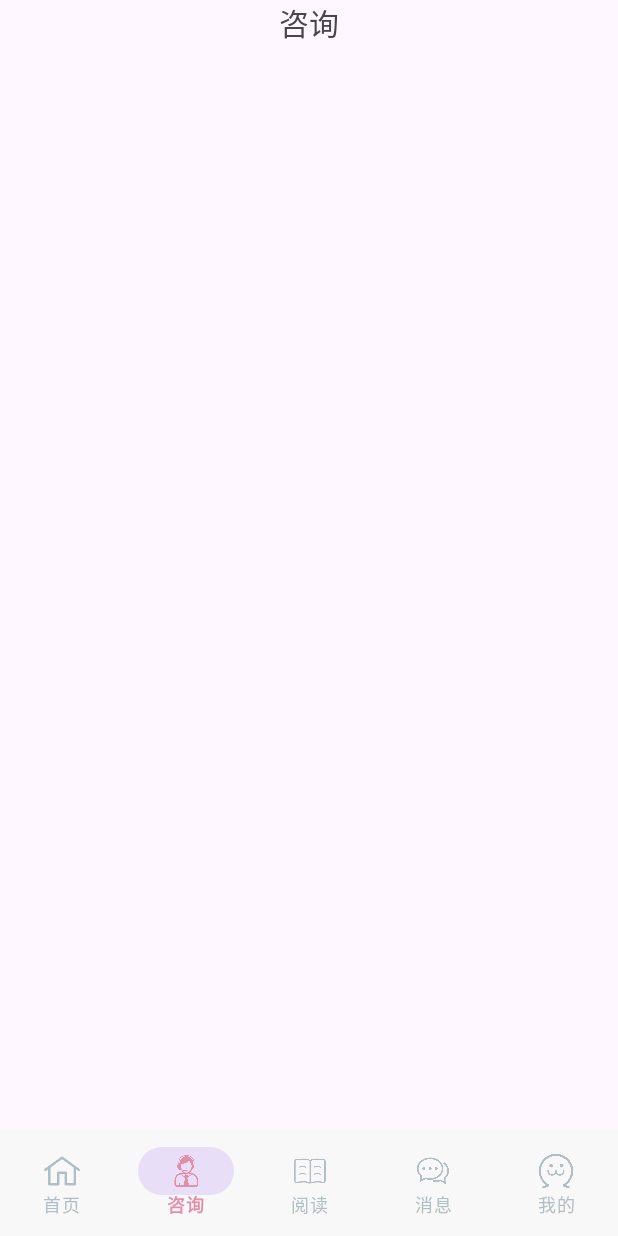
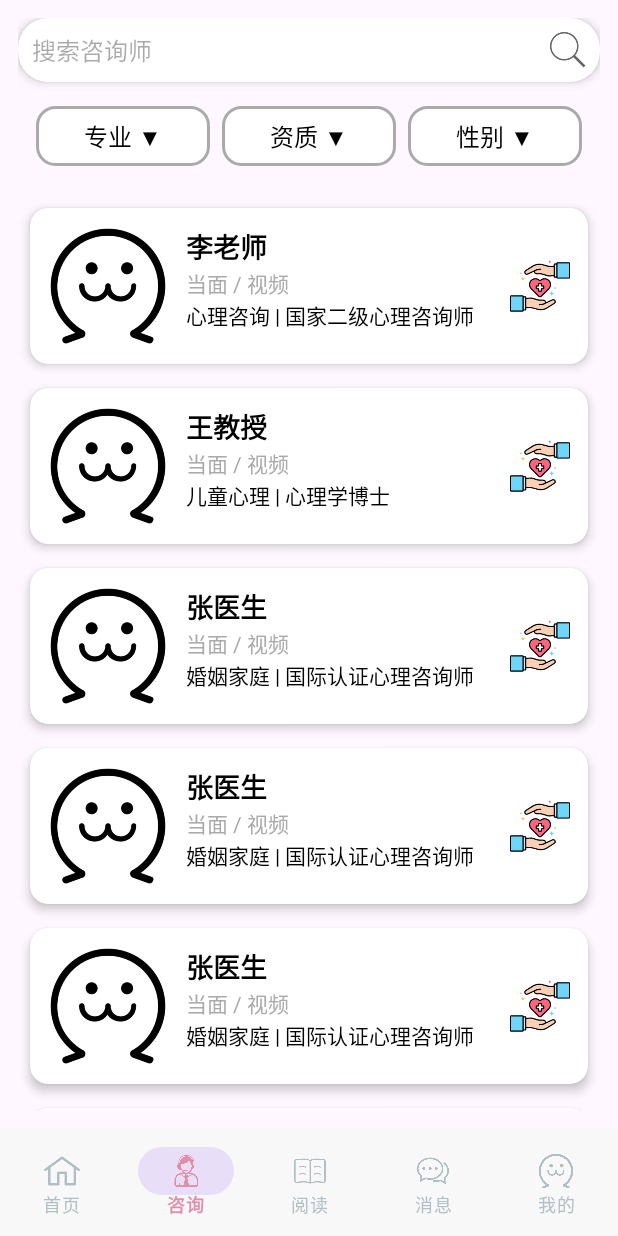
Before and after one commit to lcx1230/MyApplication, an Android app: the HomeActivity screen opened directly, with no data from a screen before it, item 2 of the bottom bar chosen, on a phone screen of 412 x 824 dp. Run offline under Robolectric (Android 15) with nearby library versions, the phone set to English and light mode, and no system bars; pictures from the network do not load.

Commit message:
咨询师界面

```diff
--- /dev/null
+++ b/app/src/main/java/com/example/myapplication/adapter/CounselorAdapter.java
@@ -0,0 +1,70 @@
+package com.example.myapplication.adapter;
+
+import android.content.Context;
+import android.view.LayoutInflater;
+import android.view.View;
+import android.view.ViewGroup;
+import android.widget.Button;
+import android.widget.ImageView;
+import android.widget.TextView;
+import androidx.annotation.NonNull;
+import androidx.recyclerview.widget.RecyclerView;
+import com.bumptech.glide.Glide;
+import com.example.myapplication.R;
+import com.example.myapplication.model.Counselor;
+import java.util.List;
+
+public class CounselorAdapter extends RecyclerView.Adapter<CounselorAdapter.CounselorViewHolder> {
+
+    private final Context context;
+    private final List<Counselor> counselorList;
+
+    public CounselorAdapter(Context context, List<Counselor> counselorList) {
+        this.context = context;
+        this.counselorList = counselorList;
+    }
+
+    @NonNull
+    @Override
+    public CounselorViewHolder onCreateViewHolder(@NonNull ViewGroup parent, int viewType) {
+        View view = LayoutInflater.from(context).inflate(R.layout.item_counselor, parent, false);
+        return new CounselorViewHolder(view);
+    }
+
+    @Override
+    public void onBindViewHolder(@NonNull CounselorViewHolder holder, int position) {
+        Counselor counselor = counselorList.get(position);
+
+        holder.counselorName.setText(counselor.getName());
+        holder.counselorServiceType.setText("当面 / 视频");
+        holder.counselorDetails.setText(counselor.getSpecialization() + " | " + counselor.getQualifications());
+
+        // 加载头像
+        Glide.with(context).load(counselor.getAvatarUrl()).placeholder(R.drawable.profile).into(holder.counselorAvatar);
+
+        // 预约按钮点击事件
+        holder.appointmentButton.setOnClickListener(v -> {
+            // 这里可以实现预约逻辑，比如跳转到预约详情页
+        });
+    }
+
+    @Override
+    public int getItemCount() {
+        return counselorList.size();
+    }
+
+    static class CounselorViewHolder extends RecyclerView.ViewHolder {
+        ImageView counselorAvatar;
+        TextView counselorName, counselorServiceType, counselorDetails;
+        ImageView appointmentButton;
+
+        public CounselorViewHolder(@NonNull View itemView) {
+            super(itemView);
+            counselorAvatar = itemView.findViewById(R.id.counselorAvatar);
+            counselorName = itemView.findViewById(R.id.counselorName);
+            counselorServiceType = itemView.findViewById(R.id.counselorServiceType);
+            counselorDetails = itemView.findViewById(R.id.counselorDetails);
+            appointmentButton = itemView.findViewById(R.id.appointmentButton);
+        }
+    }
+}
--- a/app/src/main/java/com/example/myapplication/home/ConsultationFragment.java
+++ b/app/src/main/java/com/example/myapplication/home/ConsultationFragment.java
@@ -17,6 +17,6 @@ public class ConsultationFragment extends Fragment {
     public View onCreateView(LayoutInflater inflater, ViewGroup container,
                              Bundle savedInstanceState) {
         // 加载布局文件
-        return inflater.inflate(R.layout.fragment_consultation, container, false);
+        return inflater.inflate(R.layout.fragment_counselor, container, false);
     }
 }
--- /dev/null
+++ b/app/src/main/java/com/example/myapplication/home/CounselorFragment.java
@@ -0,0 +1,85 @@
+package com.example.myapplication.home;
+
+import android.os.Bundle;
+import android.view.LayoutInflater;
+import android.view.View;
+import android.view.ViewGroup;
+import android.widget.TextView;
+import androidx.annotation.NonNull;
+import androidx.annotation.Nullable;
+import androidx.fragment.app.Fragment;
+import androidx.recyclerview.widget.LinearLayoutManager;
+import androidx.recyclerview.widget.RecyclerView;
+import com.example.myapplication.R;
+import com.example.myapplication.adapter.CounselorAdapter;
+import com.example.myapplication.model.Counselor;
+import java.util.ArrayList;
+import java.util.List;
+
+public class CounselorFragment extends Fragment {
+
+    private RecyclerView recyclerView;
+    private CounselorAdapter adapter;
+    private List<Counselor> counselorList;
+
+    private TextView tvSpecialization, tvQualification, tvGender;
+
+    private final String[] specializations = {"全部", "心理咨询", "儿童心理", "婚姻家庭", "职场心理", "学生心理"};
+    private final String[] qualifications = {"全部", "国家二级", "国家三级", "国际认证", "心理学博士", "资深导师"};
+    private final String[] genders = {"全部", "男", "女", "其他", "不限"};
+
+    @Nullable
+    @Override
+    public View onCreateView(@NonNull LayoutInflater inflater, @Nullable ViewGroup container, @Nullable Bundle savedInstanceState) {
+        View view = inflater.inflate(R.layout.fragment_counselor, container, false);
+
+        // 初始化筛选项
+        tvSpecialization = view.findViewById(R.id.tvSpecialization);
+        tvQualification = view.findViewById(R.id.tvQualification);
+        tvGender = view.findViewById(R.id.tvGender);
+
+        setupDropdown(tvSpecialization, specializations);
+        setupDropdown(tvQualification, qualifications);
+        setupDropdown(tvGender, genders);
+
+        // 初始化 RecyclerView
+        recyclerView = view.findViewById(R.id.recyclerView);
+        recyclerView.setLayoutManager(new LinearLayoutManager(getContext()));
+
+        // 加载默认数据
+        counselorList = getDefaultCounselors();
+        adapter = new CounselorAdapter(getContext(), counselorList);
+        recyclerView.setAdapter(adapter);
+
+        return view;
+    }
+
+    // 绑定下拉适配器
+    private void setupDropdown(TextView textView, String[] items) {
+        textView.setOnClickListener(v -> {
+            androidx.appcompat.widget.PopupMenu popupMenu = new androidx.appcompat.widget.PopupMenu(getContext(), v);
+            for (String item : items) {
+                popupMenu.getMenu().add(item);
+            }
+            popupMenu.setOnMenuItemClickListener(menuItem -> {
+                textView.setText(menuItem.getTitle());
+                return true;
+            });
+            popupMenu.show();
+        });
+    }
+
+    // 默认数据（保证后续可动态加载数据库数据）
+    private List<Counselor> getDefaultCounselors() {
+        List<Counselor> list = new ArrayList<>();
+        list.add(new Counselor(1, "李老师", "男", "国家二级心理咨询师", "心理咨询", "https://example.com/avatar1.jpg", "可预约"));
+        list.add(new Counselor(2, "王教授", "女", "心理学博士", "儿童心理", "https://example.com/avatar2.jpg", "可预约"));
+        list.add(new Counselor(3, "张医生", "男", "国际认证心理咨询师", "婚姻家庭", "https://example.com/avatar3.jpg", "可预约"));
+        list.add(new Counselor(4, "张医生", "男", "国际认证心理咨询师", "婚姻家庭", "https://example.com/avatar3.jpg", "可预约"));
+        list.add(new Counselor(5, "张医生", "男", "国际认证心理咨询师", "婚姻家庭", "https://example.com/avatar3.jpg", "可预约"));
+        list.add(new Counselor(6, "张医生", "男", "国际认证心理咨询师", "婚姻家庭", "https://example.com/avatar3.jpg", "可预约"));
+        list.add(new Counselor(7, "张医生", "男", "国际认证心理咨询师", "婚姻家庭", "https://example.com/avatar3.jpg", "可预约"));
+        list.add(new Counselor(8, "张医生", "男", "国际认证心理咨询师", "婚姻家庭", "https://example.com/avatar3.jpg", "可预约"));
+        return list;
+    }
+}
--- a/app/src/main/java/com/example/myapplication/home/HomeActivity.java
+++ b/app/src/main/java/com/example/myapplication/home/HomeActivity.java
@@ -32,7 +32,7 @@ public class HomeActivity extends AppCompatActivity implements HomeFragment.OnDa
                 loadFragment(new HomeFragment());
                 return true;
             } else if (item.getItemId() == R.id.nav_consultation) {
-                loadFragment(new ConsultationFragment());
+                loadFragment(new CounselorFragment());
                 return true;
             } else if (item.getItemId() == R.id.nav_reading) {
                 loadFragment(new ReadingFragment());
--- a/app/src/main/java/com/example/myapplication/home/HomeFragment.java
+++ b/app/src/main/java/com/example/myapplication/home/HomeFragment.java
@@ -17,6 +17,7 @@ import com.example.myapplication.R;
 import com.example.myapplication.adapter.HomeArticleAdapter;
 import com.example.myapplication.adapter.ImagePagerAdapter;
 import com.example.myapplication.model.HomeArticle;
+import com.example.myapplication.utils.WebScraperHelper;
 
 import java.util.ArrayList;
 import java.util.List;
@@ -66,13 +67,19 @@ public class HomeFragment extends Fragment {
         viewPager = view.findViewById(R.id.viewPager);
         dotsLayout = view.findViewById(R.id.dotsLayout);
 
-        // 滑动设置适配器
+        //初始化滑动设置适配器
         ImagePagerAdapter adapter = new ImagePagerAdapter(requireContext(), extendedImageResIds);
         viewPager.setAdapter(adapter);
         viewPager.setCurrentItem(currentPage, false); // 设置当前显示为真实的第一张
-        //recyclerView适配器
+
+        // ✅ 确保 `articleList` 不是 null
+        articleList = new ArrayList<>();
+
+        //初始化recyclerView适配器
         recyclerView = view.findViewById(R.id.recyclerView);
         recyclerView.setLayoutManager(new LinearLayoutManager(getContext()));
+        articleAdapter = new HomeArticleAdapter(getContext(), articleList);
+        recyclerView.setAdapter(articleAdapter);
         // 初始化指示点
         setupDots();
         // 监听 ViewPager 滑动事件，更新指示点状态 + 无限循环
@@ -99,15 +106,22 @@ public class HomeFragment extends Fragment {
         });
         // 启动自动轮播
         startAutoSlide();
-        // 模拟网络爬取的数据（实际开发请替换为真实数据）
-        articleList = new ArrayList<>();
-        articleList.add(new HomeArticle("心理学效应", "https://www.xinli001.com/info/100498097",
-                "https://ossimg.xinli001.com/20241230/15011fcd2a26a32dee08f9ea3cf2bd06.jpeg!120x120",
-                "阿伦森效应...", "科普", "2024-12-30", "#人类行为研究"));
+//        // 模拟网络爬取的数据（实际开发请替换为真实数据）
+//        articleList = new ArrayList<>();
+//        articleList.add(new HomeArticle("心理学效应", "https://www.xinli001.com/info/100498097",
+//                "https://ossimg.xinli001.com/20241230/15011fcd2a26a32dee08f9ea3cf2bd06.jpeg!120x120",
+//                "阿伦森效应...", "科普", "2024-12-30", "#人类行为研究"));
+        // 调用爬取方法
+        WebScraperHelper.fetchArticles(5, this::updateRecyclerView);
 
-        articleAdapter = new HomeArticleAdapter(getContext(), articleList);
-        recyclerView.setAdapter(articleAdapter);
+
         return view;
+    }
+    // 更新 RecyclerView
+    private void updateRecyclerView(List<HomeArticle> newArticles) {
+        articleList.clear();
+        articleList.addAll(newArticles);
+        articleAdapter.notifyDataSetChanged();
     }
 
     private void setupDots() {
--- /dev/null
+++ b/app/src/main/java/com/example/myapplication/utils/WebScraperHelper.java
@@ -0,0 +1,40 @@
+package com.example.myapplication.utils;
+
+import android.os.Handler;
+import android.util.Log;
+import com.example.myapplication.model.HomeArticle;
+import java.util.ArrayList;
+import java.util.List;
+
+public class WebScraperHelper {
+    private static final String TAG = "WebScraperHelper";
+    private static final Handler handler = new Handler();
+
+    // 定义回调接口
+    public interface ArticleCallback {
+        void onArticlesFetched(List<HomeArticle> articles);
+    }
+
+    // 统一爬取方法
+    public static void fetchArticles(int maxPages, ArticleCallback callback) {
+        new Thread(() -> {
+            List<HomeArticle> homeArticles = new ArrayList<>();
+            for (int i = 1; i <= maxPages; i++) {
+                String url = "https://www.xinli001.com/info?page=" + i;
+                Log.d(TAG, "正在爬取页面: " + url);
+                List<WebScraper.Article> articles = WebScraper.getArticles(url);
+
+                if (articles != null) {
+                    for (WebScraper.Article article : articles) {
+                        homeArticles.add(new HomeArticle(
+                                article.title, article.url, article.imageUrl,
+                                article.description, article.author, article.date, article.category
+                        ));
+                    }
+                }
+            }
+            // 回到主线程更新 UI
+            handler.post(() -> callback.onArticlesFetched(homeArticles));
+        }).start();
+    }
+}
--- /dev/null
+++ b/app/src/main/res/drawable/filter_button_bg.xml
@@ -0,0 +1,7 @@
+<?xml version="1.0" encoding="utf-8"?>
+<shape xmlns:android="http://schemas.android.com/apk/res/android"
+    android:shape="rectangle">
+    <corners android:radius="12dp"/>
+    <solid android:color="@android:color/white"/>
+    <stroke android:width="2dp" android:color="@android:color/darker_gray"/>
+</shape>
--- a/app/src/main/res/layout/fragment_consultation.xml
+++ /dev/null
@@ -1,20 +0,0 @@
-<?xml version="1.0" encoding="utf-8"?>
-<androidx.constraintlayout.widget.ConstraintLayout xmlns:android="http://schemas.android.com/apk/res/android"
-    xmlns:app="http://schemas.android.com/apk/res-auto"
-    xmlns:tools="http://schemas.android.com/tools"
-    android:layout_width="match_parent"
-    android:layout_height="match_parent"
-    tools:context=".home.ConsultationFragment">
-
-    <TextView
-        android:id="@+id/tv_consultation"
-        android:layout_width="wrap_content"
-        android:layout_height="wrap_content"
-        android:text="咨询"
-        android:textSize="20dp"
-
-        app:layout_constraintTop_toTopOf="parent"
-        app:layout_constraintStart_toStartOf="parent"
-        app:layout_constraintEnd_toEndOf="parent" />
-
-</androidx.constraintlayout.widget.ConstraintLayout>
--- /dev/null
+++ b/app/src/main/res/layout/fragment_counselor.xml
@@ -0,0 +1,99 @@
+<?xml version="1.0" encoding="utf-8"?>
+<LinearLayout xmlns:android="http://schemas.android.com/apk/res/android"
+    xmlns:app="http://schemas.android.com/apk/res-auto"
+    android:layout_width="match_parent"
+    android:layout_height="match_parent"
+    android:orientation="vertical"
+    android:padding="12dp">
+
+    <!-- 搜索框，使用 CardView 让搜索框更美观 -->
+    <androidx.cardview.widget.CardView
+        android:layout_width="match_parent"
+        android:layout_height="wrap_content"
+        app:cardCornerRadius="20dp"
+        app:cardElevation="4dp"
+        android:layout_marginBottom="8dp">
+        <LinearLayout
+            android:layout_width="match_parent"
+            android:layout_height="wrap_content"
+            android:orientation="horizontal"
+            android:gravity="center_vertical"
+            android:padding="1dp">
+
+            <EditText
+                android:id="@+id/searchEditText"
+                android:layout_width="0dp"
+                android:layout_weight="1"
+                android:layout_height="wrap_content"
+                android:hint="搜索咨询师"
+                android:padding="8dp"
+                android:textSize="16sp"
+                android:background="@android:color/transparent"/>
+
+            <ImageView
+                android:id="@+id/searchIcon"
+                android:layout_width="40dp"
+                android:layout_height="40dp"
+                android:src="@drawable/search"
+                android:padding="8dp"/>
+        </LinearLayout>
+    </androidx.cardview.widget.CardView>
+
+    <!-- 筛选功能（横向排列） -->
+    <LinearLayout
+        android:layout_width="match_parent"
+        android:layout_height="wrap_content"
+        android:orientation="horizontal"
+        android:gravity="center"
+        android:padding="8dp">
+
+        <!-- 专业筛选 -->
+        <TextView
+            android:id="@+id/tvSpecialization"
+            android:layout_width="0dp"
+            android:layout_weight="1"
+            android:layout_height="wrap_content"
+            android:text="专业 ▼"
+            android:textSize="16sp"
+            android:gravity="center"
+            android:padding="8dp"
+            android:textColor="@android:color/black"
+            android:layout_marginHorizontal="4dp"
+            android:background="@drawable/filter_button_bg"/>
+
+        <!-- 资质筛选 -->
+        <TextView
+            android:id="@+id/tvQualification"
+            android:layout_width="0dp"
+            android:layout_weight="1"
+            android:layout_height="wrap_content"
+            android:text="资质 ▼"
+            android:textSize="16sp"
+            android:gravity="center"
+            android:padding="8dp"
+            android:textColor="@android:color/black"
+            android:layout_marginHorizontal="4dp"
+            android:background="@drawable/filter_button_bg"/>
+
+        <!-- 性别筛选 -->
+        <TextView
+            android:id="@+id/tvGender"
+            android:layout_width="0dp"
+            android:layout_weight="1"
+            android:layout_height="wrap_content"
+            android:text="性别 ▼"
+            android:textSize="16sp"
+            android:gravity="center"
+            android:padding="8dp"
+            android:textColor="@android:color/black"
+            android:layout_marginHorizontal="4dp"
+            android:background="@drawable/filter_button_bg"/>
+    </LinearLayout>
+
+    <!-- 咨询师列表 -->
+    <androidx.recyclerview.widget.RecyclerView
+        android:id="@+id/recyclerView"
+        android:layout_width="match_parent"
+        android:layout_height="match_parent"
+        android:layout_marginTop="12dp"/>
+</LinearLayout>
--- a/app/src/main/res/layout/fragment_home.xml
+++ b/app/src/main/res/layout/fragment_home.xml
@@ -4,30 +4,19 @@
     android:layout_width="match_parent"
     android:layout_height="match_parent"
     android:orientation="vertical"
-    android:padding="16dp">
-
-    <!-- 首页标题 -->
-    <TextView
-        android:id="@+id/tv_messages"
-        android:layout_width="wrap_content"
-        android:layout_height="wrap_content"
-        android:text="首页"
-        android:textSize="20sp"
-        android:textStyle="bold"
-        android:layout_gravity="center_horizontal"
-        android:paddingBottom="16dp"/>
+    android:padding="12dp"> <!-- 适当减少 padding，让内容更靠上 -->
 
     <!-- 搜索框 -->
     <LinearLayout
         android:layout_width="match_parent"
         android:layout_height="wrap_content"
         android:orientation="horizontal"
-        android:gravity="center_vertical">
+        android:gravity="center_vertical"
+        android:paddingBottom="8dp"> <!-- 适当调整间距 -->
 
         <TextView
             android:layout_width="wrap_content"
             android:layout_height="wrap_content"
-
             android:text="江大心语"
             android:textSize="20dp"
             android:textStyle="bold"
@@ -51,21 +40,20 @@
             android:padding="8dp"/>
     </LinearLayout>
 
-    <!-- 心理测试卡片 -->
-    <!-- 心理测试 & 即时预约 卡片容器 -->
+    <!-- 心理测试 & 即时预约 卡片 -->
     <LinearLayout
         android:layout_width="match_parent"
         android:layout_height="wrap_content"
         android:orientation="horizontal"
-        android:layout_marginTop="16dp"
+        android:layout_marginTop="12dp"
         android:weightSum="2">
 
         <!-- 心理测试 卡片 -->
         <androidx.cardview.widget.CardView
             android:layout_width="0dp"
-            android:layout_height="120dp"
+            android:layout_height="110dp"
             android:layout_weight="1"
-            app:cardCornerRadius="20dp"
+            app:cardCornerRadius="16dp"
             app:cardBackgroundColor="#FFC0CB"
             app:cardElevation="4dp"
             android:layout_marginEnd="8dp">
@@ -73,7 +61,7 @@
             <RelativeLayout
                 android:layout_width="match_parent"
                 android:layout_height="match_parent"
-                android:padding="16dp">
+                android:padding="12dp">
 
                 <TextView
                     android:layout_width="wrap_content"
@@ -97,9 +85,9 @@
         <!-- 即时预约 卡片 -->
         <androidx.cardview.widget.CardView
             android:layout_width="0dp"
-            android:layout_height="120dp"
+            android:layout_height="110dp"
             android:layout_weight="1"
-            app:cardCornerRadius="20dp"
+            app:cardCornerRadius="16dp"
             app:cardBackgroundColor="#87CEEB"
             app:cardElevation="4dp"
             android:layout_marginStart="8dp">
@@ -107,7 +95,7 @@
             <RelativeLayout
                 android:layout_width="match_parent"
                 android:layout_height="match_parent"
-                android:padding="16dp">
+                android:padding="12dp">
 
                 <TextView
                     android:layout_width="wrap_content"
@@ -129,21 +117,18 @@
         </androidx.cardview.widget.CardView>
     </LinearLayout>
 
-
-    <!-- 使用 CardView 包裹 ViewPager 让其拥有圆角 -->
-    <!-- 轮播图 & 指示点 -->
+    <!-- 轮播图 -->
     <LinearLayout
         android:layout_width="match_parent"
         android:layout_height="wrap_content"
         android:orientation="vertical"
         android:gravity="center"
-        android:layout_marginTop="16dp">
+        android:layout_marginTop="12dp">
 
-        <!-- 轮播图 -->
         <androidx.cardview.widget.CardView
             android:layout_width="match_parent"
             android:layout_height="120dp"
-            app:cardCornerRadius="20dp"
+            app:cardCornerRadius="16dp"
             app:cardElevation="4dp">
 
             <androidx.viewpager.widget.ViewPager
@@ -159,15 +144,13 @@
             android:layout_height="wrap_content"
             android:orientation="horizontal"
             android:gravity="center"
-            android:layout_marginTop="10dp"/>
+            android:layout_marginTop="8dp"/>
     </LinearLayout>
-
-
 
     <!-- 文章列表 -->
     <androidx.recyclerview.widget.RecyclerView
         android:id="@+id/recyclerView"
         android:layout_width="match_parent"
         android:layout_height="match_parent"
-        android:layout_marginTop="16dp"/>
+        android:layout_marginTop="12dp"/>
 </LinearLayout>
--- /dev/null
+++ b/app/src/main/res/layout/item_counselor.xml
@@ -0,0 +1,66 @@
+<?xml version="1.0" encoding="utf-8"?>
+<androidx.cardview.widget.CardView xmlns:android="http://schemas.android.com/apk/res/android"
+    xmlns:app="http://schemas.android.com/apk/res-auto"
+    android:layout_width="match_parent"
+    android:layout_height="wrap_content"
+    app:cardCornerRadius="12dp"
+    app:cardElevation="4dp"
+    android:layout_margin="8dp">
+
+    <LinearLayout
+        android:layout_width="match_parent"
+        android:layout_height="wrap_content"
+        android:orientation="horizontal"
+        android:padding="12dp">
+
+        <!-- 咨询师头像 -->
+        <ImageView
+            android:id="@+id/counselorAvatar"
+            android:layout_width="80dp"
+            android:layout_height="80dp"
+            android:scaleType="centerCrop"
+            android:src="@drawable/profile"
+            android:layout_marginEnd="12dp"/>
+
+        <!-- 右侧信息 -->
+        <LinearLayout
+            android:layout_width="0dp"
+            android:layout_weight="1"
+            android:layout_height="wrap_content"
+            android:orientation="vertical">
+
+            <TextView
+                android:id="@+id/counselorName"
+                android:layout_width="wrap_content"
+                android:layout_height="wrap_content"
+                android:text="咨询师姓名"
+                android:textSize="18sp"
+                android:textStyle="bold"
+                android:textColor="@android:color/black"/>
+
+            <TextView
+                android:id="@+id/counselorServiceType"
+                android:layout_width="wrap_content"
+                android:layout_height="wrap_content"
+                android:text="当面 / 视频"
+                android:textSize="14sp"
+                android:textColor="@android:color/darker_gray"/>
+
+            <TextView
+                android:id="@+id/counselorDetails"
+                android:layout_width="wrap_content"
+                android:layout_height="wrap_content"
+                android:text="心理学 | 国家二级心理咨询师"
+                android:textSize="14sp"
+                android:textColor="@android:color/black"/>
+        </LinearLayout>
+
+        <!-- 预约按钮 -->
+        <ImageView
+            android:id="@+id/appointmentButton"
+            android:layout_width="40dp"
+            android:layout_height="40dp"
+            android:src="@drawable/icon"
+            android:layout_gravity="center"/>
+    </LinearLayout>
+</androidx.cardview.widget.CardView>
--- a/app/src/main/res/layout/item_home_article.xml
+++ b/app/src/main/res/layout/item_home_article.xml
@@ -48,6 +48,6 @@
             android:layout_height="wrap_content"
             android:textSize="12sp"
             android:textColor="@android:color/darker_gray"
-            android:paddingTop="4dp"/>
+            android:paddingTop="2dp"/>
     </LinearLayout>
 </LinearLayout>
--- a/app/src/main/res/navigation/nav_graph.xml
+++ b/app/src/main/res/navigation/nav_graph.xml
@@ -14,9 +14,9 @@
     <!-- 咨询 Fragment -->
     <fragment
         android:id="@+id/consultationFragment"
-        android:name="com.example.myapplication.home.ConsultationFragment"
+        android:name="com.example.myapplication.home.CounselorFragment"
         android:label="咨询"
-        tools:layout="@layout/fragment_consultation" />
+        tools:layout="@layout/fragment_counselor" />
 
     <!-- 阅读 Fragment -->
     <fragment
```
Also changed, not shown: app/src/main/AndroidManifest.xml (+8 -8 lines), 1 other file.
